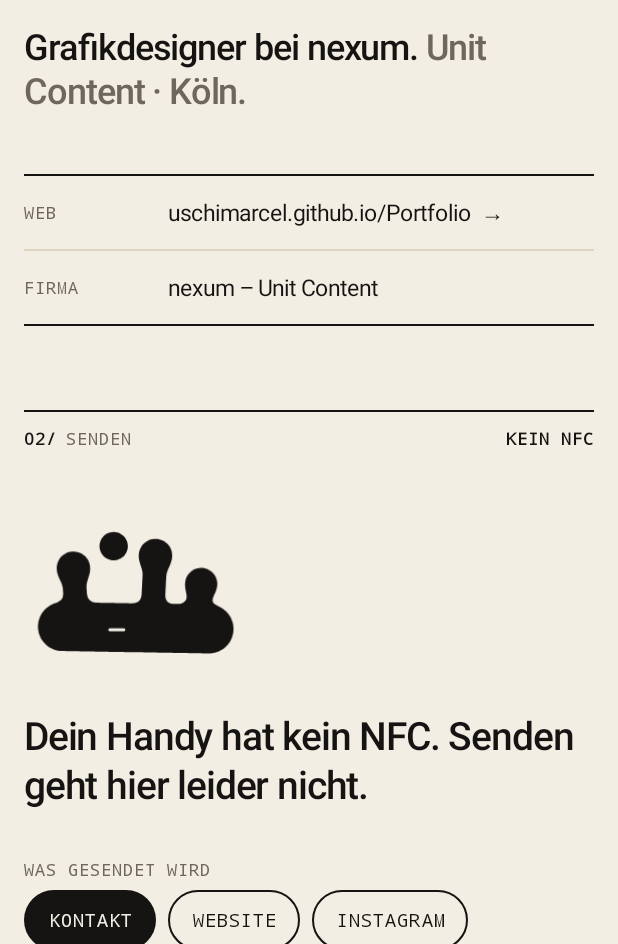
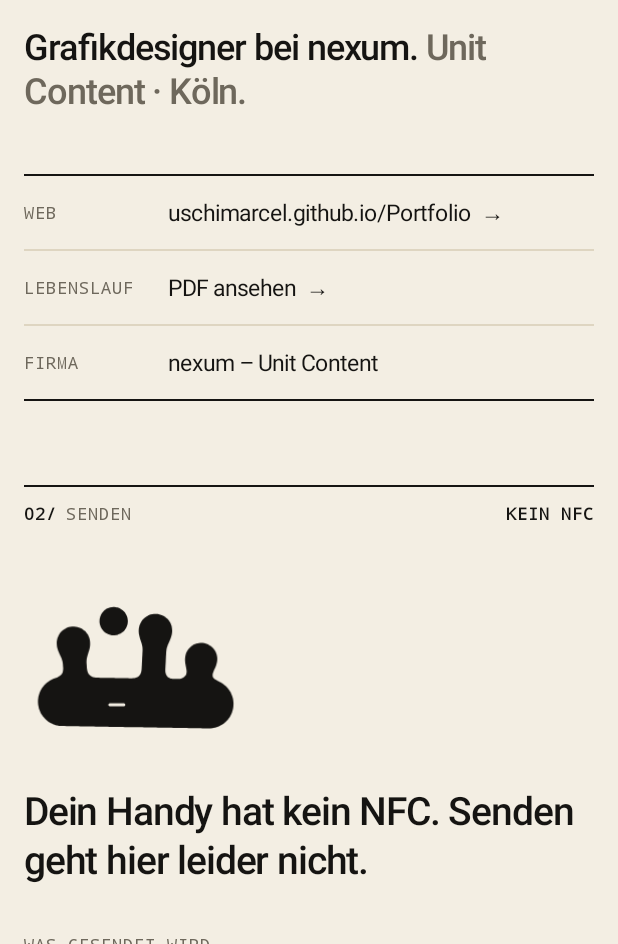
Before and after one commit to UschiMarcel/rittau-karte, an Android app: the screen it shows after launch (MainActivity), on a phone screen of 412 x 824 dp, the part 292-1236 px from its top. Run offline under Robolectric (Android 15) with nearby library versions, the phone set to English and light mode, and no system bars; pictures from the network do not load.

Commit message:
Lebenslauf teilen: per NFC und über das Teilen-Menü
- Neuer Modus „Lebenslauf“: das andere Handy öffnet die PDF vom Portfolio
- Button „Lebenslauf teilen“ (WhatsApp, Mail, Quick Share …)
- Zeile „Lebenslauf“ auf der Karte, Link unter „Deine Daten“ änderbar
- Sende-Optionen jetzt in zwei Reihen

Co-Authored-By: Claude Opus 5.5 <noreply@anthropic.com>
Claude-Session: https://claude.ai/code/session_01Jy9wB1RmfSzCpw71x8AFHL

```diff
--- a/app/src/main/java/de/rittau/karte/Card.java
+++ b/app/src/main/java/de/rittau/karte/Card.java
@@ -13,6 +13,9 @@ public final class Card {
     public static final String MODE_CONTACT = "contact";
     public static final String MODE_LINK = "link";
     public static final String MODE_INSTAGRAM = "instagram";
+    public static final String MODE_CV = "cv";
+    public static final String DEFAULT_CV =
+            "https://uschimarcel.github.io/Portfolio/dateien/Lebenslauf_Marcel_Rittau.pdf";
 
     private static final String PREFS = "karte";
 
@@ -26,6 +29,7 @@ public final class Card {
     public String city;
     public String instagram;
     public String linkedin;
+    public String cv;
     public String mode;
 
     public static Card load(Context c) {
@@ -41,6 +45,7 @@ public final class Card {
         k.city = p.getString("city", "Köln");
         k.instagram = p.getString("instagram", "");
         k.linkedin = p.getString("linkedin", "");
+        k.cv = p.getString("cv", DEFAULT_CV);
         k.mode = p.getString("mode", MODE_CONTACT);
         return k;
     }
@@ -57,6 +62,7 @@ public final class Card {
                 .putString("city", city)
                 .putString("instagram", instagram)
                 .putString("linkedin", linkedin)
+                .putString("cv", cv)
                 .putString("mode", mode)
                 .apply();
     }
@@ -96,6 +102,18 @@ public final class Card {
 
     public String instagramUrl() {
         return "https://www.instagram.com/" + instagramHandle() + "/";
+    }
+
+    // ---------- Lebenslauf ----------
+
+    public boolean hasCv() {
+        return cv != null && !cv.trim().isEmpty();
+    }
+
+    public String cvUrl() {
+        String c = cv.trim();
+        if (!c.matches("(?i)^[a-z][a-z0-9+.-]*:.*")) c = "https://" + c;
+        return c;
     }
 
     // ---------- LinkedIn ----------
@@ -155,6 +173,8 @@ public final class Card {
         NdefRecord record;
         if (MODE_LINK.equals(mode) && hasLink()) {
             record = NdefRecord.createUri(linkUrl());
+        } else if (MODE_CV.equals(mode) && hasCv()) {
+            record = NdefRecord.createUri(cvUrl());
         } else if (MODE_INSTAGRAM.equals(mode) && hasInstagram()) {
             record = NdefRecord.createUri(instagramUrl());
         } else {
--- a/app/src/main/java/de/rittau/karte/MainActivity.java
+++ b/app/src/main/java/de/rittau/karte/MainActivity.java
@@ -48,11 +48,11 @@ public class MainActivity extends Activity implements CardService.Listener {
     private boolean reducedMotion;
     private final Handler handler = new Handler(Looper.getMainLooper());
 
-    private TextView name, statement, status, chip, hint, nfcSettings, modeContact, modeLink, modeInstagram, editToggle;
+    private TextView name, statement, status, chip, hint, nfcSettings, modeContact, modeLink, modeInstagram, modeCv, editToggle;
     private LinearLayout meta, editBox;
     private ImageView shape;
     private ScrollView scroll;
-    private EditText fName, fRole, fCompany, fUnit, fEmail, fPhone, fWeb, fCity, fInstagram, fLinkedin;
+    private EditText fName, fRole, fCompany, fUnit, fEmail, fPhone, fWeb, fCity, fInstagram, fLinkedin, fCv;
     private ObjectAnimator breathing;
 
     private final Runnable backToReady = this::updateNfcState;
@@ -80,6 +80,7 @@ public class MainActivity extends Activity implements CardService.Listener {
         modeContact = findViewById(R.id.modeContact);
         modeLink = findViewById(R.id.modeLink);
         modeInstagram = findViewById(R.id.modeInstagram);
+        modeCv = findViewById(R.id.modeCv);
         editToggle = findViewById(R.id.editToggle);
         editBox = findViewById(R.id.editBox);
         fName = findViewById(R.id.fName);
@@ -92,12 +93,15 @@ public class MainActivity extends Activity implements CardService.Listener {
         fCity = findViewById(R.id.fCity);
         fInstagram = findViewById(R.id.fInstagram);
         fLinkedin = findViewById(R.id.fLinkedin);
+        fCv = findViewById(R.id.fCv);
 
         setupLogo();
 
         modeContact.setOnClickListener(v -> setMode(Card.MODE_CONTACT));
         modeLink.setOnClickListener(v -> setMode(Card.MODE_LINK));
         modeInstagram.setOnClickListener(v -> setMode(Card.MODE_INSTAGRAM));
+        modeCv.setOnClickListener(v -> setMode(Card.MODE_CV));
+        findViewById(R.id.shareCv).setOnClickListener(v -> shareCv());
         nfcSettings.setOnClickListener(v -> openNfcSettings());
         editToggle.setOnClickListener(v -> openEditor());
         findViewById(R.id.cancel).setOnClickListener(v -> closeEditor());
@@ -199,6 +203,10 @@ public class MainActivity extends Activity implements CardService.Listener {
             any |= addRow("Instagram", "@" + card.instagramHandle(),
                     new Intent(Intent.ACTION_VIEW, Uri.parse(card.instagramUrl())));
         }
+        if (card.hasCv()) {
+            any |= addRow("Lebenslauf", "PDF ansehen",
+                    new Intent(Intent.ACTION_VIEW, Uri.parse(card.cvUrl())));
+        }
         if (!card.company.trim().isEmpty()) {
             any |= addRow("Firma", join(" – ", card.company.trim(), card.unit.trim()), null);
         }
@@ -262,10 +270,17 @@ public class MainActivity extends Activity implements CardService.Listener {
     private void updateModeUi() {
         boolean link = Card.MODE_LINK.equals(card.mode);
         boolean insta = Card.MODE_INSTAGRAM.equals(card.mode);
-        modeContact.setSelected(!link && !insta);
+        boolean cv = Card.MODE_CV.equals(card.mode);
+        modeContact.setSelected(!link && !insta && !cv);
         modeLink.setSelected(link);
         modeInstagram.setSelected(insta);
-        if (link && !card.hasLink()) {
+        modeCv.setSelected(cv);
+        findViewById(R.id.shareCv).setVisibility(card.hasCv() ? View.VISIBLE : View.GONE);
+        if (cv && !card.hasCv()) {
+            hint.setText("Es ist noch kein Lebenslauf-Link eingetragen. Bis dahin geht dein Kontakt raus – trag ihn unten unter „Deine Daten“ ein.");
+        } else if (cv) {
+            hint.setText("Das andere Handy öffnet deinen Lebenslauf als PDF – den von deinem Portfolio, ohne persönliche Angaben. Klappt mit iPhone (ab XS) und Android.");
+        } else if (link && !card.hasLink()) {
             hint.setText("Es ist noch keine Website eingetragen. Bis dahin geht dein Kontakt raus – trag sie unten unter „Deine Daten“ ein.");
         } else if (link) {
             hint.setText("Das andere Handy öffnet " + card.linkLabel()
@@ -280,6 +295,16 @@ public class MainActivity extends Activity implements CardService.Listener {
                     + (card.hasLinkedin() ? " – inklusive LinkedIn-Profil" : "") + ". "
                     + "iPhones zeigen eine Kontaktkarte per NFC nicht von selbst an – nimm dafür „Website“ oder „Instagram“.");
         }
+    }
+
+    /** Teilt den Link zum Lebenslauf über das Android-Teilen-Menü (WhatsApp, Mail, Quick Share …). */
+    private void shareCv() {
+        if (!card.hasCv()) return;
+        Intent send = new Intent(Intent.ACTION_SEND);
+        send.setType("text/plain");
+        send.putExtra(Intent.EXTRA_SUBJECT, "Lebenslauf " + card.name.trim());
+        send.putExtra(Intent.EXTRA_TEXT, "Hallöchen :) Hier ist mein Lebenslauf: " + card.cvUrl());
+        startActivity(Intent.createChooser(send, "Lebenslauf teilen"));
     }
 
     // ---------- NFC ----------
@@ -374,6 +399,7 @@ public class MainActivity extends Activity implements CardService.Listener {
         fCity.setText(card.city);
         fInstagram.setText(card.instagram);
         fLinkedin.setText(card.linkedin);
+        fCv.setText(card.cv);
         editToggle.setVisibility(View.GONE);
         editBox.setVisibility(View.VISIBLE);
         scroll.post(() -> scroll.smoothScrollTo(0, editBox.getTop()));
@@ -408,6 +434,7 @@ public class MainActivity extends Activity implements CardService.Listener {
         card.city = fCity.getText().toString().trim();
         card.instagram = fInstagram.getText().toString().trim();
         card.linkedin = fLinkedin.getText().toString().trim();
+        card.cv = fCv.getText().toString().trim();
         card.save(this);
         closeEditor();
         bindCard();
--- a/app/src/main/res/layout/activity_main.xml
+++ b/app/src/main/res/layout/activity_main.xml
@@ -148,12 +148,24 @@
                 style="@style/Toggle"
                 android:layout_marginLeft="8dp"
                 android:text="Website" />
+        </LinearLayout>
+
+        <LinearLayout
+            android:layout_width="wrap_content"
+            android:layout_height="wrap_content"
+            android:layout_marginTop="8dp"
+            android:orientation="horizontal">
 
             <TextView
                 android:id="@+id/modeInstagram"
                 style="@style/Toggle"
+                android:text="Instagram" />
+
+            <TextView
+                android:id="@+id/modeCv"
+                style="@style/Toggle"
                 android:layout_marginLeft="8dp"
-                android:text="Instagram" />
+                android:text="Lebenslauf" />
         </LinearLayout>
 
         <TextView
@@ -169,6 +181,16 @@
             android:paddingBottom="12dp"
             android:textColor="@color/ink_2"
             android:textSize="15sp" />
+
+        <TextView
+            style="@style/FieldLabel"
+            android:layout_marginTop="32dp"
+            android:text="Ohne NFC" />
+
+        <TextView
+            android:id="@+id/shareCv"
+            style="@style/Pill"
+            android:text="Lebenslauf teilen" />
 
         <!-- 03/ Daten -->
         <View
@@ -247,6 +269,12 @@
                 android:id="@+id/fLinkedin"
                 style="@style/Field"
                 android:hint="linkedin.com/in/deinname"
+                android:inputType="textUri" />
+
+            <TextView style="@style/FieldLabel" android:text="Lebenslauf (Link zur PDF)" />
+            <EditText
+                android:id="@+id/fCv"
+                style="@style/Field"
                 android:inputType="textUri" />
 
             <TextView style="@style/FieldLabel" android:text="Ort" />
```
